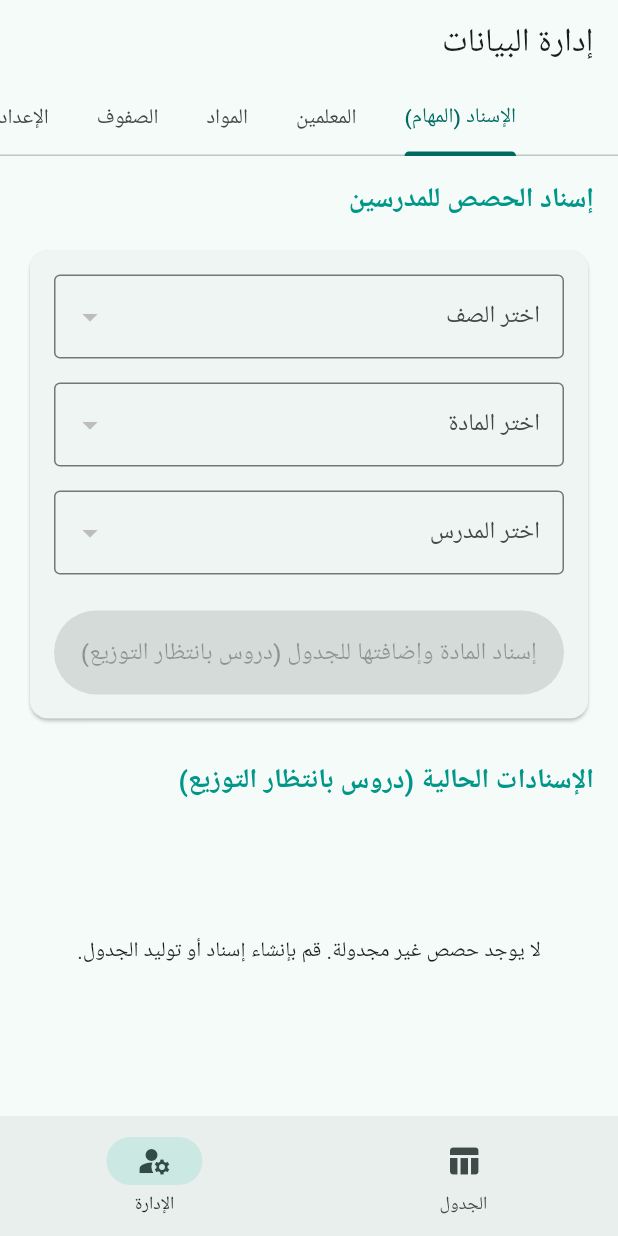
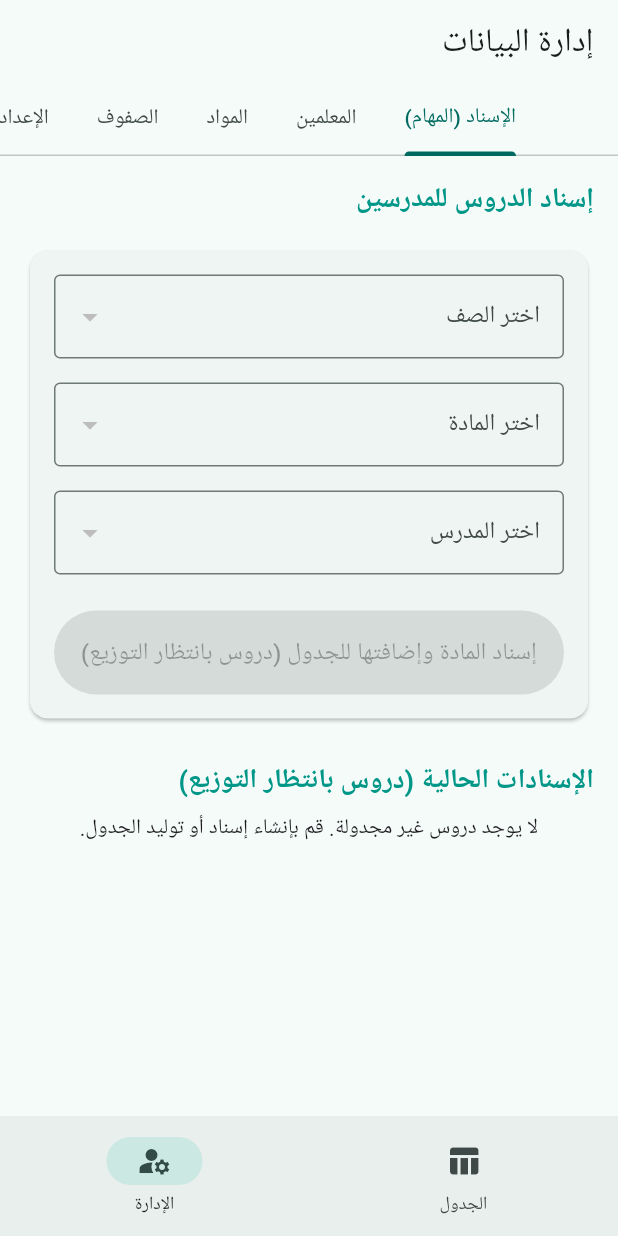
Before and after one commit to kinanmjeed88/jadwalv2, a Flutter app: the screen it shows after launch, item 2 of the bottom bar chosen, on a phone screen of 412 x 824 dp. Run offline on Flutter 3.47's test engine with Material 3 defaults, Android fonts, the phone set to English and light mode, and no system bars; our stand-ins replace file_picker, flutter_riverpod, google_fonts, isar, pdf, printing and 1 more; accounts and stored records are empty; generated files the repository leaves out were written again; Roboto replaces fonts that are missing (Cairo).

Commit message:
fix: resolve UX, RTL, export, and branding issues
- Fixed assignments page scrolling issue using SingleChildScrollView
- Fixed Arabic string interpolation in PeriodMapper for correct RTL display
- Transposed timetable axes (Days x Periods) in UI and PDF exports
- Fixed FilePicker export exceptions by passing bytes directly
- Updated classroom hints and terminology (الحصص -> الدروس)
- Generated App Launcher icons and updated app branding to "جدول الدروس"

Co-authored-by: kinanmjeed88 <125960189+kinanmjeed88@users.noreply.github.com>

```diff
--- a/lib/core/errors/failures.dart
+++ b/lib/core/errors/failures.dart
@@ -4,9 +4,9 @@ abstract class Failure {
 }
 
 class DatabaseFailure extends Failure {
-  DatabaseFailure(String message) : super(message);
+  DatabaseFailure(super.message);
 }
 
 class GenerationFailure extends Failure {
-  GenerationFailure(String message) : super(message);
+  GenerationFailure(super.message);
 }
--- a/lib/features/management/presentation/pages/assignments_page.dart
+++ b/lib/features/management/presentation/pages/assignments_page.dart
@@ -30,7 +30,7 @@ class _AssignmentsPageState extends ConsumerState<AssignmentsPage> {
       final subjectName = _selectedSubject!.name;
       final classroomName = _selectedClassroom!.name;
       ScaffoldMessenger.of(context).showSnackBar(
-        SnackBar(content: Text('تم إسناد مادة ' + subjectName + ' لـ ' + classroomName + ' بنجاح')),
+        SnackBar(content: Text('تم إسناد مادة $subjectName لـ $classroomName بنجاح')),
       );
       setState(() {
         _selectedSubject = null;
@@ -47,12 +47,12 @@ class _AssignmentsPageState extends ConsumerState<AssignmentsPage> {
     final lessonsAsync = ref.watch(timetableNotifierProvider);
 
     return Scaffold(
-      body: Padding(
+      body: SingleChildScrollView(
         padding: const EdgeInsets.all(16.0),
         child: Column(
           crossAxisAlignment: CrossAxisAlignment.start,
           children: [
-            const Text('إسناد الحصص للمدرسين', style: TextStyle(fontSize: 18, fontWeight: FontWeight.bold, color: Colors.teal)),
+            const Text('إسناد الدروس للمدرسين', style: TextStyle(fontSize: 18, fontWeight: FontWeight.bold, color: Colors.teal)),
             const SizedBox(height: 16),
             Card(
               child: Padding(
@@ -67,7 +67,7 @@ class _AssignmentsPageState extends ConsumerState<AssignmentsPage> {
                         onChanged: (val) => setState(() => _selectedClassroom = val),
                       ),
                       loading: () => const CircularProgressIndicator(),
-                      error: (e, st) => Text('خطأ: ' + e.toString()),
+                      error: (e, st) => Text('خطأ: $e'),
                     ),
                     const SizedBox(height: 16),
                     subjectsAsync.when(
@@ -78,7 +78,7 @@ class _AssignmentsPageState extends ConsumerState<AssignmentsPage> {
                         onChanged: (val) => setState(() => _selectedSubject = val),
                       ),
                       loading: () => const CircularProgressIndicator(),
-                      error: (e, st) => Text('خطأ: ' + e.toString()),
+                      error: (e, st) => Text('خطأ: $e'),
                     ),
                     const SizedBox(height: 16),
                     teachersAsync.when(
@@ -89,7 +89,7 @@ class _AssignmentsPageState extends ConsumerState<AssignmentsPage> {
                         onChanged: (val) => setState(() => _selectedTeacher = val),
                       ),
                       loading: () => const CircularProgressIndicator(),
-                      error: (e, st) => Text('خطأ: ' + e.toString()),
+                      error: (e, st) => Text('خطأ: $e'),
                     ),
                     const SizedBox(height: 24),
                     SizedBox(
@@ -107,13 +107,12 @@ class _AssignmentsPageState extends ConsumerState<AssignmentsPage> {
             const SizedBox(height: 24),
             const Text('الإسنادات الحالية (دروس بانتظار التوزيع)', style: TextStyle(fontSize: 18, fontWeight: FontWeight.bold, color: Colors.teal)),
             const SizedBox(height: 8),
-            Expanded(
-              child: lessonsAsync.when(
+            lessonsAsync.when(
               data: (lessons) {
                 // We only show unassigned (unscheduled) lessons here, grouped by classroom/subject
                 final unassigned = lessons.where((l) => l.isUnassigned).toList();
                 if (unassigned.isEmpty) {
-                    return const Center(child: Text('لا يوجد حصص غير مجدولة. قم بإنشاء إسناد أو توليد الجدول.'));
+                  return const Center(child: Text('لا يوجد دروس غير مجدولة. قم بإنشاء إسناد أو توليد الجدول.'));
                 }
 
                 // Simple grouped view by classroom
@@ -124,6 +123,8 @@ class _AssignmentsPageState extends ConsumerState<AssignmentsPage> {
                 }
 
                 return ListView.builder(
+                  shrinkWrap: true,
+                  physics: const NeverScrollableScrollPhysics(),
                   itemCount: grouped.keys.length,
                   itemBuilder: (context, index) {
                     final classroomName = grouped.keys.elementAt(index);
@@ -140,12 +141,12 @@ class _AssignmentsPageState extends ConsumerState<AssignmentsPage> {
 
                     return ExpansionTile(
                       title: Text(classroomName, style: const TextStyle(fontWeight: FontWeight.bold)),
-                        subtitle: Text('إجمالي الحصص المطلوبة: ' + classLessons.length.toString()),
+                      subtitle: Text('إجمالي الدروس المطلوبة: ${classLessons.length}'),
                       children: subjectsMap.keys.map((sName) {
                         return ListTile(
                           title: Text(sName),
-                            subtitle: Text('المدرس: ' + (teachersMap[sName] ?? 'غير محدد')),
-                            trailing: Text(subjectsMap[sName].toString() + ' حصص', style: const TextStyle(color: Colors.teal, fontWeight: FontWeight.bold)),
+                          subtitle: Text('المدرس: ${teachersMap[sName] ?? 'غير محدد'}'),
+                          trailing: Text('${subjectsMap[sName]} دروس', style: const TextStyle(color: Colors.teal, fontWeight: FontWeight.bold)),
                         );
                       }).toList(),
                     );
@@ -153,8 +154,7 @@ class _AssignmentsPageState extends ConsumerState<AssignmentsPage> {
                 );
               },
               loading: () => const Center(child: CircularProgressIndicator()),
-                error: (e, st) => Center(child: Text('حدث خطأ: ' + e.toString())),
-              ),
+              error: (e, st) => Center(child: Text('حدث خطأ: $e')),
             ),
           ],
         ),
--- a/lib/features/management/presentation/pages/settings_page.dart
+++ b/lib/features/management/presentation/pages/settings_page.dart
@@ -19,7 +19,7 @@ class SettingsPage extends ConsumerWidget {
       body: settingsAsync.when(
         data: (settings) => _SettingsForm(settings: settings),
         loading: () => const Center(child: CircularProgressIndicator()),
-        error: (e, st) => Center(child: Text('حدث خطأ: ' + e.toString())),
+        error: (e, st) => Center(child: Text('حدث خطأ: $e')),
       ),
     );
   }
@@ -95,7 +95,7 @@ class _SettingsFormState extends ConsumerState<_SettingsForm> {
     } catch (e) {
       if (mounted) {
         ScaffoldMessenger.of(context).showSnackBar(
-          SnackBar(content: Text('فشل في التصدير: ' + e.toString())),
+          SnackBar(content: Text('فشل في التصدير: $e')),
         );
       }
     }
@@ -129,7 +129,7 @@ class _SettingsFormState extends ConsumerState<_SettingsForm> {
     } catch (e) {
       if (mounted) {
         ScaffoldMessenger.of(context).showSnackBar(
-          SnackBar(content: Text('فشل في الاستيراد: ' + e.toString())),
+          SnackBar(content: Text('فشل في الاستيراد: $e')),
         );
       }
     }
@@ -153,7 +153,7 @@ class _SettingsFormState extends ConsumerState<_SettingsForm> {
                   children: [
                     TextFormField(
                       initialValue: _periodsPerDay.toString(),
-                      decoration: const InputDecoration(labelText: 'عدد الحصص في اليوم', border: OutlineInputBorder()),
+                      decoration: const InputDecoration(labelText: 'عدد الدروس في اليوم', border: OutlineInputBorder()),
                       keyboardType: TextInputType.number,
                       validator: (val) => val == null || int.tryParse(val) == null ? 'أدخل رقماً صحيحاً' : null,
                       onSaved: (val) => _periodsPerDay = int.parse(val!),
--- a/lib/features/management/presentation/pages/subjects_page.dart
+++ b/lib/features/management/presentation/pages/subjects_page.dart
@@ -26,7 +26,7 @@ class SubjectsPage extends ConsumerWidget {
                 margin: const EdgeInsets.symmetric(horizontal: 16, vertical: 8),
                 child: ListTile(
                   title: Text(subject.name),
-                  subtitle: Text('الحصص الأسبوعية: ' + subject.lessonsPerWeek.toString()),
+                  subtitle: Text('الدروس الأسبوعية: ${subject.lessonsPerWeek}'),
                   trailing: IconButton(
                     icon: const Icon(Icons.delete, color: Colors.red),
                     onPressed: () => _confirmDelete(context, ref, subject),
@@ -38,7 +38,7 @@ class SubjectsPage extends ConsumerWidget {
           );
         },
         loading: () => const Center(child: CircularProgressIndicator()),
-        error: (e, st) => Center(child: Text('حدث خطأ: ' + e.toString())),
+        error: (e, st) => Center(child: Text('حدث خطأ: $e')),
       ),
       floatingActionButton: FloatingActionButton(
         onPressed: () => _showAddOrEditDialog(context, ref, null),
@@ -52,7 +52,7 @@ class SubjectsPage extends ConsumerWidget {
       context: context,
       builder: (context) => AlertDialog(
         title: const Text('حذف المادة'),
-        content: Text('هل أنت متأكد من حذف المادة "' + subject.name + '"؟'),
+        content: Text('هل أنت متأكد من حذف المادة "${subject.name}"؟'),
         actions: [
           TextButton(
             onPressed: () => Navigator.pop(context),
@@ -127,22 +127,22 @@ class _SubjectDialogState extends ConsumerState<_SubjectDialog> {
               TextFormField(
                 initialValue: _lessonsPerWeek.toString(),
                 decoration: const InputDecoration(
-                    labelText: 'الحصص الأسبوعية',
-                    helperText: 'عدد الحصص المطلوبة خلال الأسبوع'),
+                    labelText: 'الدروس الأسبوعية',
+                    helperText: 'عدد الدروس المطلوبة خلال الأسبوع'),
                 keyboardType: TextInputType.number,
                 validator: (val) => val == null || int.tryParse(val) == null ? 'أدخل رقماً صحيحاً' : null,
                 onSaved: (val) => _lessonsPerWeek = int.parse(val!),
               ),
               const SizedBox(height: 10),
               CheckboxListTile(
-                title: const Text('تفضيل الحصص المبكرة'),
+                title: const Text('تفضيل الدروس المبكرة'),
                 value: _preferEarlyPeriods,
                 onChanged: (val) => setState(() => _preferEarlyPeriods = val ?? false),
               ),
               const SizedBox(height: 10),
-              ListTile(
-                title: const Text('القيود الزمنية (الحصص المسموحة للمادة)'),
-                subtitle: const Text('تحديد حصص معينة يجبر النظام على وضع المادة فيها.'),
+              const ListTile(
+                title: Text('القيود الزمنية (الدروس المسموحة للمادة)'),
+                subtitle: Text('تحديد درس معين هنا يجبر النظام على جدولة هذه المادة في هذا الوقت حصراً (مثلاً: إجبار مادة الرياضة لتكون دائماً في الدرس الأخير)'),
                 contentPadding: EdgeInsets.zero,
               ),
               settingsAsync.when(
--- a/lib/features/management/presentation/pages/teachers_page.dart
+++ b/lib/features/management/presentation/pages/teachers_page.dart
@@ -31,7 +31,7 @@ class TeachersPage extends ConsumerWidget {
           },
         ),
         loading: () => const Center(child: CircularProgressIndicator()),
-        error: (e, st) => Center(child: Text('حدث خطأ: ' + e.toString())),
+        error: (e, st) => Center(child: Text('حدث خطأ: $e')),
       ),
       floatingActionButton: FloatingActionButton(
         onPressed: () => _showAddTeacherDialog(context, ref),
@@ -68,14 +68,14 @@ class TeachersPage extends ConsumerWidget {
                 decoration:
                     const InputDecoration(
                         labelText: 'الحد الأقصى يومياً',
-                        helperText: 'عدد الحصص القصوى باليوم الواحد'),
+                        helperText: 'عدد الدروس القصوى باليوم الواحد'),
                 keyboardType: TextInputType.number),
             TextField(
                 controller: maxWeeklyCtrl,
                 decoration:
                     const InputDecoration(
                         labelText: 'الحد الأقصى أسبوعياً',
-                        helperText: 'عدد الحصص القصوى بالأسبوع'),
+                        helperText: 'عدد الدروس القصوى بالأسبوع'),
                 keyboardType: TextInputType.number),
           ],
         ),
```
Also changed, not shown: lib/core/utils/period_mapper.dart (+15 -14 lines), lib/features/management/presentation/pages/classrooms_page.dart (+5 -5 lines), lib/features/timetable/domain/usecases/pdf_export_usecase.dart (+10 -10 lines), lib/features/timetable/presentation/pages/timetable_page.dart (+29 -25 lines), pubspec.yaml (+7 -0 lines), pubspec.lock, 30 other files. Lines whose indentation alone changed are shown as unchanged.
